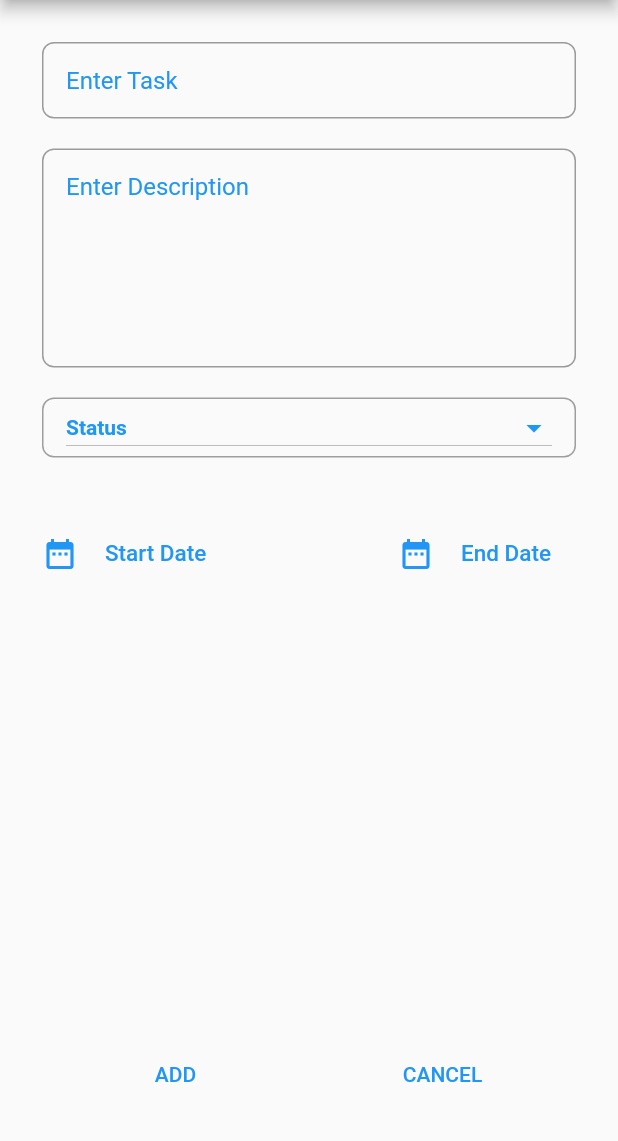
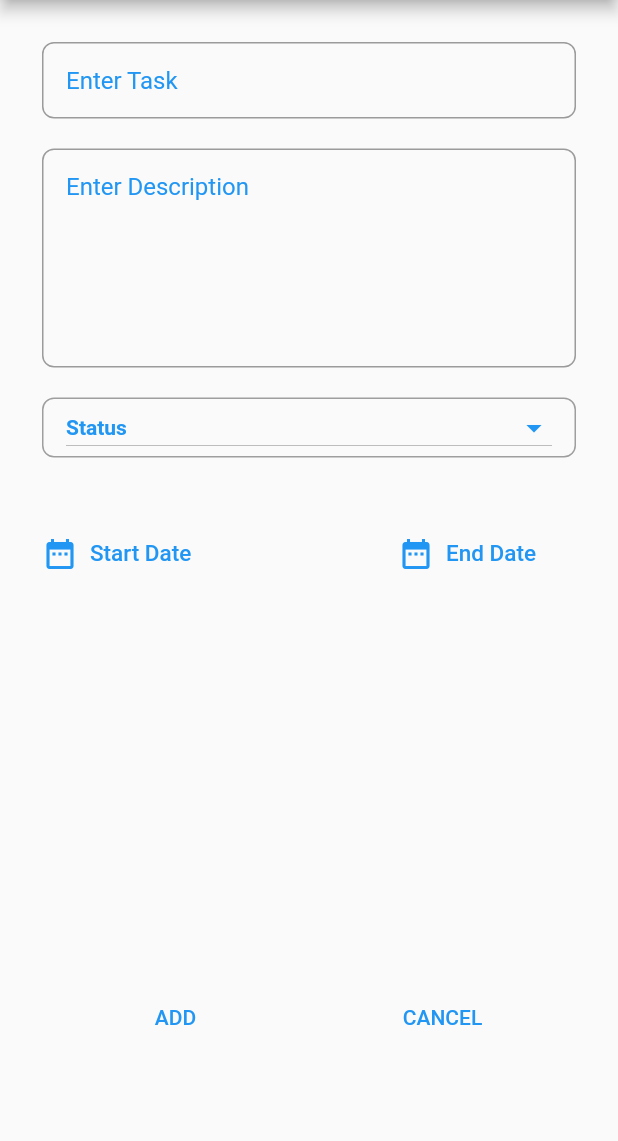
Before and after one commit to Dhaval-Thummar-529/TodoApp, a Flutter app: the AddTodo screen opened by its route, on a phone screen of 412 x 824 dp, the part 84-1225 px from its top. Run offline on Flutter 3.47's test engine with Material 2 defaults, Android fonts, the phone set to English and light mode, and no system bars; our stand-ins replace get, splashscreen, sqflite; accounts and stored records are empty.

```diff
--- a/lib/controllers/ActiveController.dart
+++ b/lib/controllers/ActiveController.dart
@@ -59,8 +59,9 @@ class ActiveController extends GetxController{
             description: active[index].description,
             status: "finished",
             startDate: active[index].startDate,
-            modifiedDate: DateTime.now().toString().substring(0,10),
-            endDate: active[index].endDate);
+            modifiedDate: DateTime.now().toString().substring(0, 10),
+            endDate: active[index].endDate,
+            progress: 100);
         handler.updateTodoStatus(activeModel);
         var controller = Get.find<FinishedController>();
         controller.fetchTodo();
--- a/lib/model/TodoModel.dart
+++ b/lib/model/TodoModel.dart
@@ -6,6 +6,7 @@ class TodoModel {
   final String? startDate;
   final String? modifiedDate;
   final String? endDate;
+  final int? progress;
 
   TodoModel({
     this.id,
@@ -15,6 +16,7 @@ class TodoModel {
     required this.startDate,
     required this.modifiedDate,
     required this.endDate,
+    required this.progress,
   });
 
   TodoModel.fromMap(Map<String, dynamic> res)
@@ -24,7 +26,8 @@ class TodoModel {
         status = res['status'],
         startDate = res['startDate'],
         modifiedDate = res['modifiedDate'],
-        endDate = res['endDate'];
+        endDate = res['endDate'],
+        progress = res['progress'];
 
   Map<String, Object?> toMap() {
     return {
@@ -35,6 +38,6 @@ class TodoModel {
       'startDate': startDate,
       'modifiedDate': modifiedDate,
       'endDate': endDate,
-    };
+      'progress': progress };
   }
 }
--- a/lib/screens/addTodo.dart
+++ b/lib/screens/addTodo.dart
@@ -17,8 +17,10 @@ class AddTodo extends StatelessWidget {
         title: const Text("Add Todo"),
         centerTitle: true,
       ),
-      body: Container(
+      body: SingleChildScrollView(
+        child: Container(
           margin: const EdgeInsets.all(28.0),
+          height: MediaQuery.of(context).size.height - (MediaQuery.of(context).padding.bottom + 150),
           child: Column(
             crossAxisAlignment: CrossAxisAlignment.center,
             mainAxisAlignment: MainAxisAlignment.spaceBetween,
@@ -113,6 +115,7 @@ class AddTodo extends StatelessWidget {
                     height: 20,
                   ),
                   Row(
+                    mainAxisAlignment: MainAxisAlignment.start,
                     children: [
                       Expanded(
                         child: Row(
@@ -120,9 +123,6 @@ class AddTodo extends StatelessWidget {
                             const Icon(
                               Icons.date_range,
                               color: Colors.blue,
-                          ),
-                          const SizedBox(
-                            width: 10,
                             ),
                             TextButton(
                               onPressed: () async {
@@ -149,9 +149,6 @@ class AddTodo extends StatelessWidget {
                             const Icon(
                               Icons.date_range,
                               color: Colors.blue,
-                          ),
-                          const SizedBox(
-                            width: 10,
                             ),
                             TextButton(
                               onPressed: () {
@@ -234,6 +231,7 @@ class AddTodo extends StatelessWidget {
             ],
           ),
         ),
+      ),
     );
   }
 }
```
Also changed, not shown: lib/controllers/AddTodoController.dart (+6 -6 lines), lib/controllers/TodoController.dart (+4 -3 lines). Lines whose indentation alone changed are shown as unchanged.
